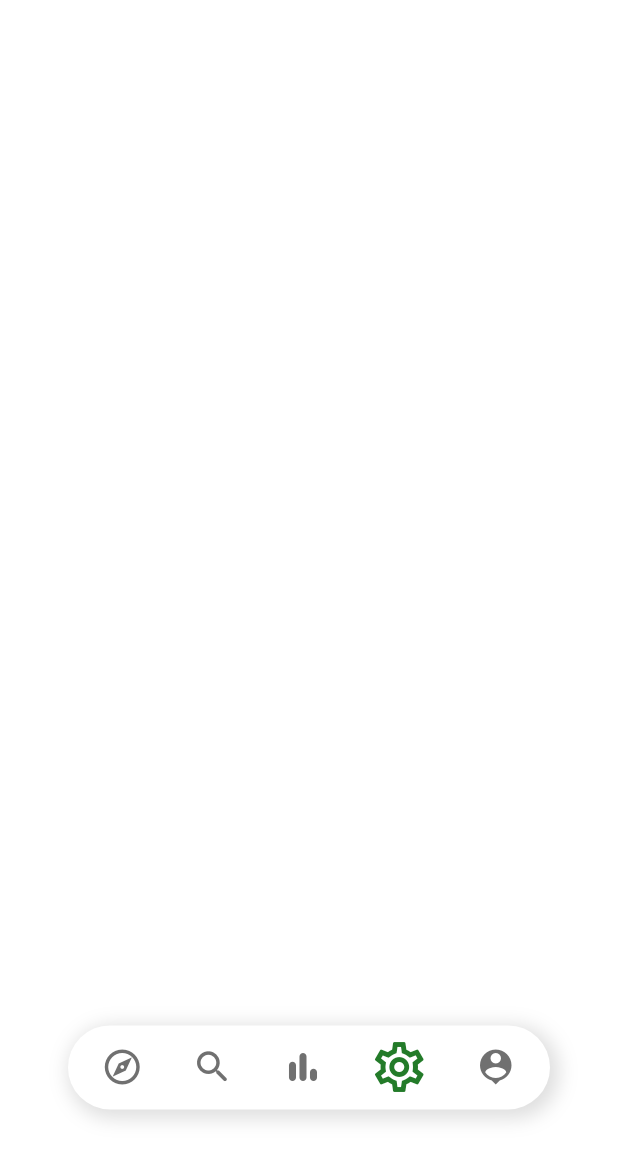
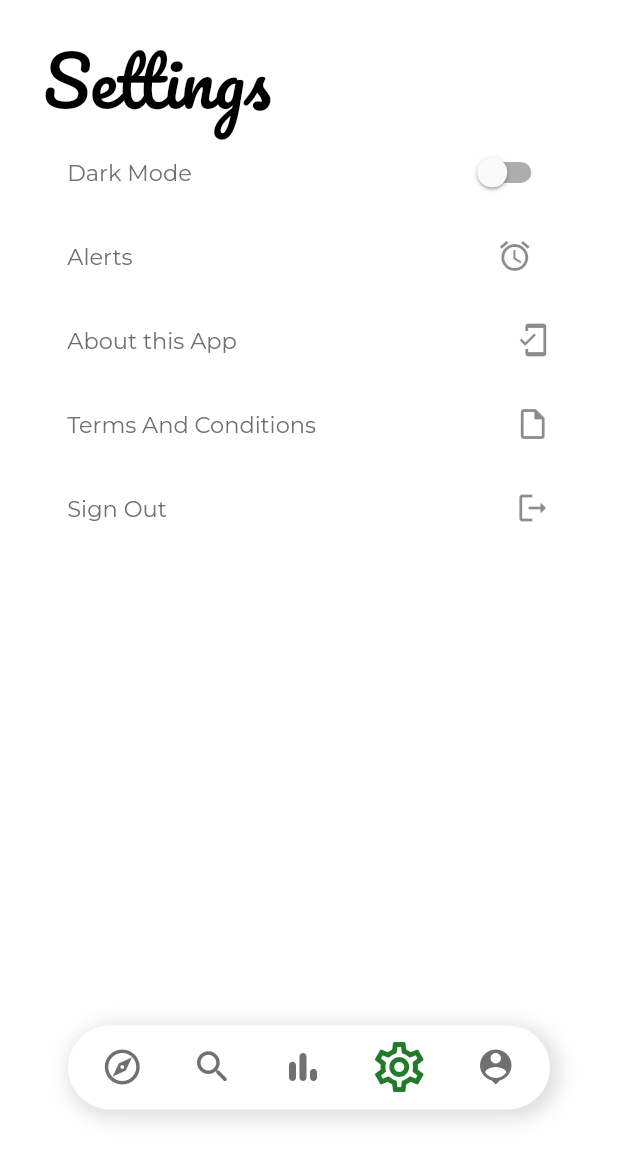
Before and after one commit to gyatashoa/votex, a Flutter app: the screen it shows after launch, item 4 of the bottom bar chosen, on a phone screen of 412 x 824 dp. Shown: the top 1161 px of the screen. Run offline on Flutter 3.47's test engine with Material 2 defaults, Android fonts, the light colour scheme and no system bars; our stand-ins replace fl_chart, google_fonts, responsive_builder, stacked, stacked_services.

Commit message:
added base view for settings view

```diff
--- a/lib/ui/view_model/settings_view_model.dart
+++ b/lib/ui/view_model/settings_view_model.dart
@@ -1,3 +1,20 @@
 import 'package:stacked/stacked.dart';
 
-class SettingsViewModel extends BaseViewModel {}
+class SettingsViewModel extends BaseViewModel {
+  String get title => 'Settings';
+
+  bool _theme = false;
+  bool _alert = false;
+  bool get getTheme => this._theme;
+  bool get getAlert => this._alert;
+
+  void onThemeChanged(bool val) {
+    this._theme = val;
+    notifyListeners();
+  }
+
+  void onAlertChanged() {
+    this._alert = !this._alert;
+    notifyListeners();
+  }
+}
--- a/lib/ui/views/home_view.dart
+++ b/lib/ui/views/home_view.dart
@@ -4,6 +4,7 @@ import 'package:stacked/stacked.dart';
 import 'package:votex/ui/view_model/home_view_model.dart';
 import 'package:votex/ui/views/discover_view.dart';
 import 'package:votex/ui/views/search_view.dart';
+import 'package:votex/ui/views/settings_view.dart';
 import 'package:votex/ui/widgets/custom_bottom_nav_bar.dart';
 
 class HomeView extends StatelessWidget {
@@ -31,7 +32,7 @@ class _MobileView extends StatelessWidget {
     DiscoverView(),
     SearchView(),
     Container(),
-    Container(),
+    SettingsView(),
     Container(),
   ];
 
--- a/lib/ui/views/settings_view.dart
+++ b/lib/ui/views/settings_view.dart
@@ -1,10 +1,50 @@
 import 'package:flutter/material.dart';
+import 'package:stacked/stacked.dart';
+import 'package:votex/theme/color_palete.dart';
+import 'package:votex/ui/view_model/settings_view_model.dart';
 
-class SettingsViewModel extends StatelessWidget {
-  const SettingsViewModel({Key? key}) : super(key: key);
+class SettingsView extends StatelessWidget {
+  const SettingsView({Key? key}) : super(key: key);
 
   @override
   Widget build(BuildContext context) {
-    return Container();
+    return ViewModelBuilder<SettingsViewModel>.reactive(
+        builder: (ctx, model, widget) {
+          return Container(
+            child: Column(
+              crossAxisAlignment: CrossAxisAlignment.start,
+              children: [
+                Text(
+                  model.title,
+                  style: Theme.of(context).textTheme.headline1,
+                ),
+                ListTile(
+                  title: Text('Dark Mode'),
+                  trailing: Switch(
+                      activeColor: primaryGreenColor,
+                      value: model.getTheme,
+                      onChanged: model.onThemeChanged),
+                ),
+                ListTile(
+                  title: Text('Alerts'),
+                  trailing: IconButton(
+                      icon: Icon(Icons.alarm), onPressed: model.onAlertChanged),
+                ),
+                ListTile(
+                    title: Text('About this App'),
+                    trailing: Icon(Icons.mobile_friendly)),
+                ListTile(
+                    onTap: () {},
+                    title: Text('Terms And Conditions'),
+                    trailing: Icon(Icons.insert_drive_file_outlined)),
+                ListTile(
+                    onTap: () {},
+                    title: Text('Sign Out'),
+                    trailing: Icon(Icons.logout_rounded))
+              ],
+            ),
+          );
+        },
+        viewModelBuilder: () => SettingsViewModel());
   }
 }
```
